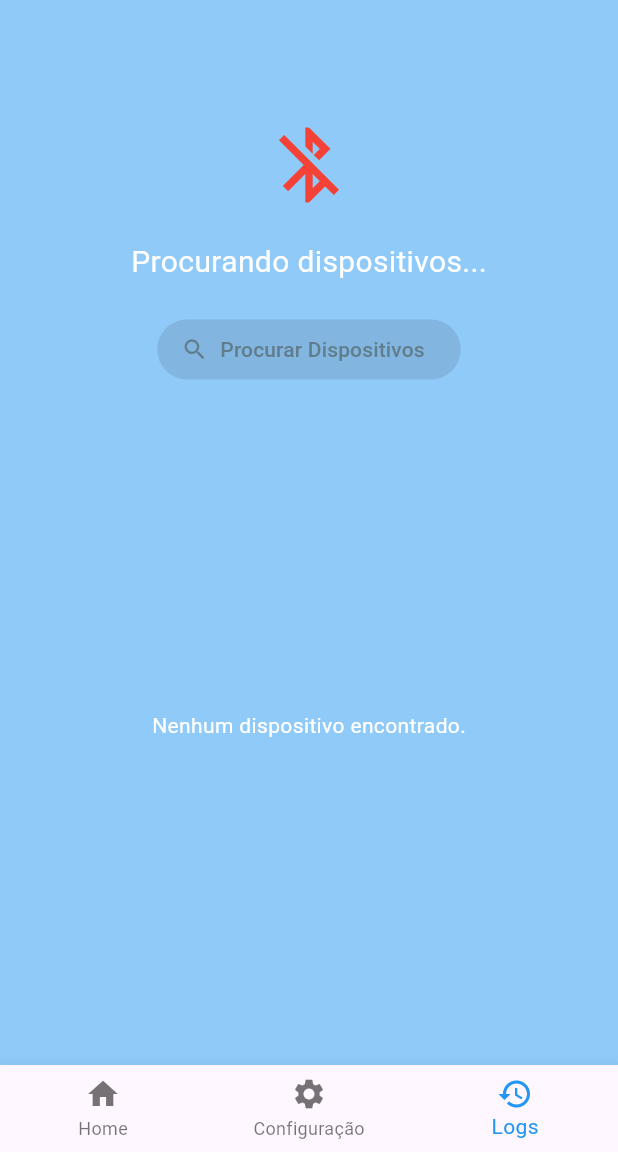
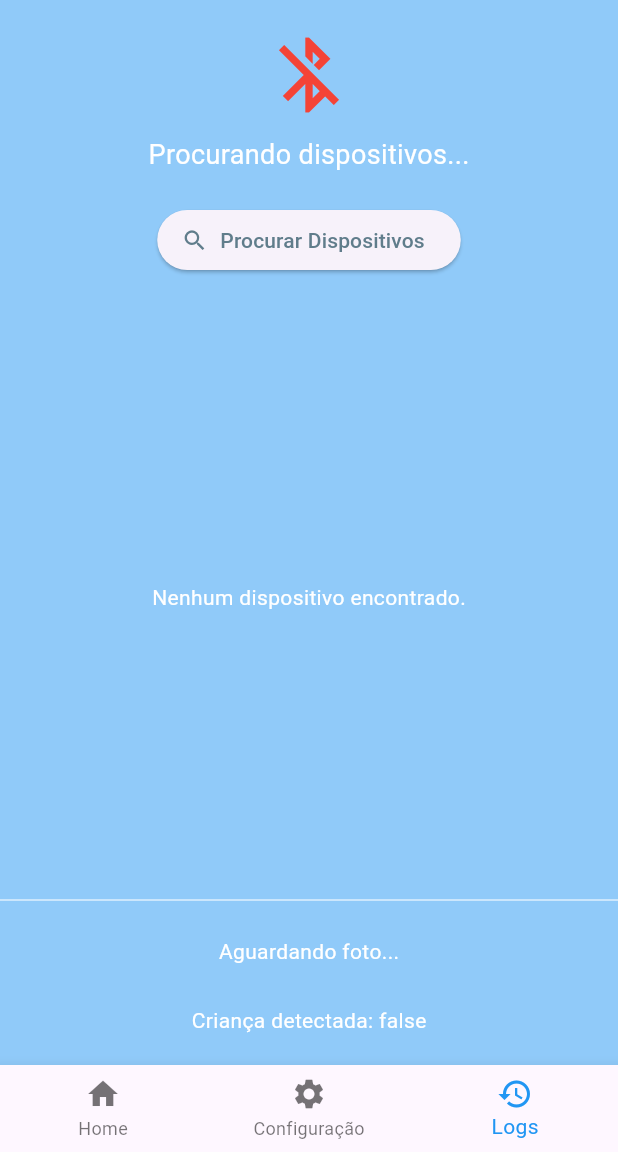
Before and after one commit to ThiagoGSL/Child_in_Car_Safety_Detection_System, a Flutter app: the screen it shows after launch, item 3 of the bottom bar chosen, after a tap on "Procurar Dispositivos", on a phone screen of 412 x 824 dp, the part 84-1236 px from its top. Run offline on Flutter 3.47's test engine with Material 3 defaults, Android fonts, the light colour scheme and no system bars; our stand-ins replace drift, get, permission_handler, timeline_tile; missing offline and left inert: flutter_reactive_ble; accounts and stored records are empty; generated files the repository leaves out were written again.

Commit message:
Primeiro commit na branch app_v0

```diff
--- a/lib/features/bluetooth/ble_controller.dart
+++ b/lib/features/bluetooth/ble_controller.dart
@@ -1,129 +1,169 @@
 import 'dart:async';
+import 'dart:typed_data';
 import 'package:flutter_reactive_ble/flutter_reactive_ble.dart';
 import 'package:get/get.dart';
 import 'package:permission_handler/permission_handler.dart';
 
 class BluetoothController extends GetxController {
   final flutterReactiveBle = FlutterReactiveBle();
+  final serviceUuid = Uuid.parse('19b10000-e8f2-537e-4f6c-d104768a1214');
+  final photoCharUuid = Uuid.parse('6df8c9f3-0d19-4457-aec9-befd07394aa0');
+  final childCharUuid = Uuid.parse('4f0ebb9b-74a5-429e-83dd-ebc3a2b37421');
 
-  final String serviceUuid = "19b10000-e8f2-537e-4f6c-d104768a1214";
-  final String characteristicUuid = "19b10001-e8f2-537e-4f6c-d104768a1214";
+  var isConnected = false.obs;
+  var isScanning = false.obs;
+  var connectedDeviceName = ''.obs;
+  var foundDevices = <DiscoveredDevice>[].obs;
 
-  final isConnected = false.obs;
-  final isScanning = false.obs;
-  final connectedDeviceName = "".obs;
+  var receivedImage = Rx<Uint8List?>(null);
+  var childDetected = false.obs;
 
-  final foundDevices = <DiscoveredDevice>[].obs;
+  StreamSubscription<DiscoveredDevice>? _scanSub;
+  StreamSubscription<ConnectionStateUpdate>? _connSub;
+  StreamSubscription<List<int>>? _photoSub;
+  StreamSubscription<List<int>>? _childSub;
 
-  StreamSubscription<DiscoveredDevice>? _scanStream;
-  StreamSubscription<ConnectionStateUpdate>? _connection;
-  StreamSubscription<BleStatus>? _bleStatusSub;
+  final List<int> _imageBuffer = [];
+  bool _receivingImage = false;
 
   @override
   void onInit() {
     super.onInit();
-
-    // Monitorar o estado do BLE (opcional, mas pode ajudar)
-    _bleStatusSub = flutterReactiveBle.statusStream.listen((status) {
-      print("BLE status: $status");
-      if (status != BleStatus.ready) {
-        print("Bluetooth não está pronto!");
-      }
+    flutterReactiveBle.statusStream.listen((status) {
+      print('BLE status: $status');
     });
   }
 
   Future<bool> _checkPermissions() async {
-    final permissions = [
+    var statuses = await [
       Permission.locationWhenInUse,
       Permission.bluetoothScan,
       Permission.bluetoothConnect,
       Permission.bluetoothAdvertise,
-    ];
-
-    Map<Permission, PermissionStatus> statuses = await permissions.request();
-
-    bool allGranted = statuses.values.every((status) => status.isGranted);
-    if (!allGranted) {
-      print("Permissões não concedidas: $statuses");
-      return false;
-    }
-    return true;
+    ].request();
+    return statuses.values.every((s) => s.isGranted);
   }
 
   void startScan() async {
-    final granted = await _checkPermissions();
-    if (!granted) {
-      isScanning.value = false;
-      return;
-    }
-
+    if (!await _checkPermissions()) return;
     foundDevices.clear();
     isScanning.value = true;
 
-    _scanStream?.cancel();
-
-    _scanStream = flutterReactiveBle
-        .scanForDevices(
-          withServices: [], // ou [Uuid.parse(serviceUuid)]
-          scanMode: ScanMode.lowLatency,
-        )
+    _scanSub?.cancel();
+    _scanSub = flutterReactiveBle
+      .scanForDevices(withServices: [], scanMode: ScanMode.lowLatency)
       .listen((device) {
-      print("Encontrado: ID=${device.id}, NAME='${device.name}' RSSI=${device.rssi}");
-
-      final exists = foundDevices.any((d) => d.id == device.id);
-      if (!exists) {
+        if (!foundDevices.any((d) => d.id == device.id)) {
           foundDevices.add(device);
         }
-    }, onError: (err) {
+      }, onError: (e) {
+        print('Erro scan: $e');
         isScanning.value = false;
-      print("Erro no scan: $err");
       });
 
     Future.delayed(const Duration(seconds: 10), stopScan);
   }
 
   void stopScan() {
-    print("Scan parado");
-    _scanStream?.cancel();
+    _scanSub?.cancel();
     isScanning.value = false;
   }
 
   void connectToDevice(DiscoveredDevice device) {
     stopScan();
-    _connection?.cancel();
-
     connectedDeviceName.value = device.name;
 
-    _connection = flutterReactiveBle
+    _connSub?.cancel();
+    _connSub = flutterReactiveBle
       .connectToDevice(
         id: device.id,
         servicesWithCharacteristicsToDiscover: {
-            Uuid.parse(serviceUuid): [Uuid.parse(characteristicUuid)],
+          serviceUuid: [photoCharUuid, childCharUuid]
         },
         connectionTimeout: const Duration(seconds: 10),
       )
-        .listen((connectionState) {
-      print("Estado de conexão: ${connectionState.connectionState}");
+      .listen((state) {
+        if (state.connectionState == DeviceConnectionState.connected) {
+          print('🔗 Conectado ao ${device.name}');
+          isConnected.value = true;
+          _subscribeToCharacteristics(device.id);
+        } else if (state.connectionState == DeviceConnectionState.disconnected) {
+          print('❌ Desconectado de ${device.name}');
+          isConnected.value = false;
+        }
+      }, onError: (e) {
+        print('Erro conexão: $e');
+        isConnected.value = false;
+      });
+  }
 
-      if (connectionState.connectionState == DeviceConnectionState.connected) {
-        isConnected.value = true;
-        print("✅ Conectado a ${device.name}");
-      } else if (connectionState.connectionState ==
-          DeviceConnectionState.disconnected) {
-        isConnected.value = false;
-        print("❌ Desconectado de ${device.name}");
+  void _subscribeToCharacteristics(String deviceId) {
+    _photoSub?.cancel();
+    _childSub?.cancel();
+    _imageBuffer.clear();
+    _receivingImage = false;
+
+    // 1) Foto
+    _photoSub = flutterReactiveBle
+      .subscribeToCharacteristic(QualifiedCharacteristic(
+        deviceId: deviceId,
+        serviceId: serviceUuid,
+        characteristicId: photoCharUuid,
+      ))
+      .listen((chunk) {
+        // Debug: cada fragmento recebido
+        print('📦 Chunk recebido: ${chunk.length} bytes');
+
+        // Detecta início JPEG (0xFF 0xD8)
+        if (!_receivingImage) {
+          for (int i = 0; i < chunk.length - 1; i++) {
+            if (chunk[i] == 0xFF && chunk[i + 1] == 0xD8) {
+              print('▶️ Início do JPEG detectado no chunk');
+              _receivingImage = true;
+              _imageBuffer.clear();
+              break;
             }
-    }, onError: (error) {
-      isConnected.value = false;
-      print("Erro ao conectar: $error");
-    });
+          }
+        }
+
+        if (_receivingImage) {
+          _imageBuffer.addAll(chunk);
+
+          // Detecta fim JPEG (0xFF 0xD9)
+          for (int i = 0; i < _imageBuffer.length - 1; i++) {
+            if (_imageBuffer[i] == 0xFF && _imageBuffer[i + 1] == 0xD9) {
+              print('🔚 Fim do JPEG detectado, montando imagem');
+              final data = Uint8List.fromList(_imageBuffer);
+              receivedImage.value = data;
+              print('✅ Imagem completa recebida: ${data.length} bytes');
+              _receivingImage = false;
+              _imageBuffer.clear();
+              return;
+            }
+          }
+        }
+      }, onError: (e) => print('Erro foto: $e'));
+
+    // 2) Boolean CHILD
+    _childSub = flutterReactiveBle
+      .subscribeToCharacteristic(QualifiedCharacteristic(
+        deviceId: deviceId,
+        serviceId: serviceUuid,
+        characteristicId: childCharUuid,
+      ))
+      .listen((data) {
+        var str = String.fromCharCodes(data);
+        childDetected.value = str.toLowerCase() == 'true' || str == '1';
+        print('👶 Criança detectada: ${childDetected.value}');
+      }, onError: (e) => print('Erro bool: $e'));
   }
 
   @override
   void onClose() {
-    _scanStream?.cancel();
-    _connection?.cancel();
-    _bleStatusSub?.cancel();
+    _scanSub?.cancel();
+    _connSub?.cancel();
+    _photoSub?.cancel();
+    _childSub?.cancel();
     super.onClose();
   }
 }
--- a/lib/features/bluetooth/ble_page.dart
+++ b/lib/features/bluetooth/ble_page.dart
@@ -1,3 +1,4 @@
+import 'dart:typed_data';
 import 'package:app_v0/features/bluetooth/ble_controller.dart';
 import 'package:flutter/material.dart';
 import 'package:get/get.dart';
@@ -11,76 +12,72 @@ class BlePage extends StatelessWidget {
   Widget build(BuildContext context) {
     return Scaffold(
       backgroundColor: Colors.blue.shade200,
-      // appBar: AppBar(
-      //   title: Text('Bluetooth ESP32-CAM',),
-      //   backgroundColor: Colors.blue.shade900,
-      // ),
-      body: Center(
-        child: Obx(() {
-          return Column(
-            mainAxisAlignment: MainAxisAlignment.center,
+      body: SafeArea(
+        child: Column(
           children: [
-              const SizedBox(height: 80),
-              Icon(
+            const SizedBox(height: 20),
+            // Status de conexão
+            Obx(() {
+              return Icon(
                 controller.isConnected.value
                     ? Icons.bluetooth_connected
                     : Icons.bluetooth_disabled,
                 size: 60,
-                color: controller.isConnected.value ? Colors.green : Colors.red,
-              ),
-              const SizedBox(height: 20),
-              Text(
-                controller.isConnected.value
+                color:
+                    controller.isConnected.value ? Colors.green : Colors.red,
+              );
+            }),
+            const SizedBox(height: 10),
+            // Texto de status
+            Obx(() {
+              final text = controller.isConnected.value
                   ? 'Conectado: ${controller.connectedDeviceName.value}'
                   : controller.isScanning.value
                       ? 'Procurando dispositivos...'
-                        : 'ESP32-CAM desconectado',
-                style: const TextStyle(
-                  fontSize: 20,
-                  color: Colors.white,
-                ),
-              ),
+                      : 'ESP32-CAM desconectado';
+              return Text(
+                text,
+                style: const TextStyle(fontSize: 18, color: Colors.white),
+              );
+            }),
             const SizedBox(height: 20),
-
-              // Botão para iniciar scan
+            // Botão de scan
             ElevatedButton.icon(
               onPressed: controller.isScanning.value
                   ? null
                   : controller.startScan,
-                icon: const Icon(Icons.search,
-                color: Colors.blueGrey),
-                label: const Text("Procurar Dispositivos",
-                style: TextStyle(
-                  color: Colors.blueGrey
-                ),),
+              icon: const Icon(Icons.search, color: Colors.blueGrey),
+              label: const Text(
+                'Procurar Dispositivos',
+                style: TextStyle(color: Colors.blueGrey),
               ),
-
-              // Lista dos dispositivos encontrados
+            ),
+            const SizedBox(height: 20),
+            // Lista de dispositivos
             Expanded(
               child: Obx(() {
                 if (controller.foundDevices.isEmpty) {
                   return const Center(
                     child: Text(
-                        "Nenhum dispositivo encontrado.",
+                      'Nenhum dispositivo encontrado.',
                       style: TextStyle(color: Colors.white),
                     ),
                   );
                 }
                 return ListView.builder(
                   itemCount: controller.foundDevices.length,
-                    itemBuilder: (context, index) {
-                      final device = controller.foundDevices[index];
+                  itemBuilder: (ctx, i) {
+                    final dev = controller.foundDevices[i];
                     return Card(
                       color: Colors.white.withOpacity(0.1),
                       child: ListTile(
-                          title: Text(device.name.isNotEmpty
-                              ? device.name
-                              : 'Dispositivo Sem Nome'),
-                          subtitle: Text(device.id),
+                        title:
+                            Text(dev.name.isNotEmpty ? dev.name : 'Sem nome'),
+                        subtitle: Text(dev.id),
                         trailing: ElevatedButton(
                           onPressed: controller.isConnected.value
                               ? null
-                                : () => controller.connectToDevice(device),
+                              : () => controller.connectToDevice(dev),
                           child: const Text('Conectar'),
                         ),
                       ),
@@ -89,9 +86,52 @@ class BlePage extends StatelessWidget {
                 );
               }),
             ),
-            ],
+            const Divider(color: Colors.white70),
+            // Exibição da imagem recebida
+            Obx(() {
+              final Uint8List? img = controller.receivedImage.value;
+              if (img == null) {
+                return const Padding(
+                  padding: EdgeInsets.all(16.0),
+                  child: Text(
+                    'Aguardando foto...',
+                    style: TextStyle(color: Colors.white),
+                  ),
+                );
+              }
+              return Padding(
+                padding: const EdgeInsets.all(16.0),
+                child: SizedBox(
+                  width: 250,
+                  height: 250,
+                  child: Image.memory(
+                    img,
+                    fit: BoxFit.contain,
+                    gaplessPlayback: true,
+                    errorBuilder: (ctx, error, stack) {
+                      return const Center(
+                        child: Text(
+                          'Erro ao decodificar imagem',
+                          style: TextStyle(color: Colors.redAccent),
+                          textAlign: TextAlign.center,
+                        ),
+                      );
+                    },
+                  ),
+                ),
               );
             }),
+            const SizedBox(height: 10),
+            // Exibição do boolean childDetected
+            Obx(() {
+              return Text(
+                'Criança detectada: ${controller.childDetected.value}',
+                style: const TextStyle(color: Colors.white),
+              );
+            }),
+            const SizedBox(height: 20),
+          ],
+        ),
       ),
     );
   }
```
Lines whose indentation alone changed are shown as unchanged.
